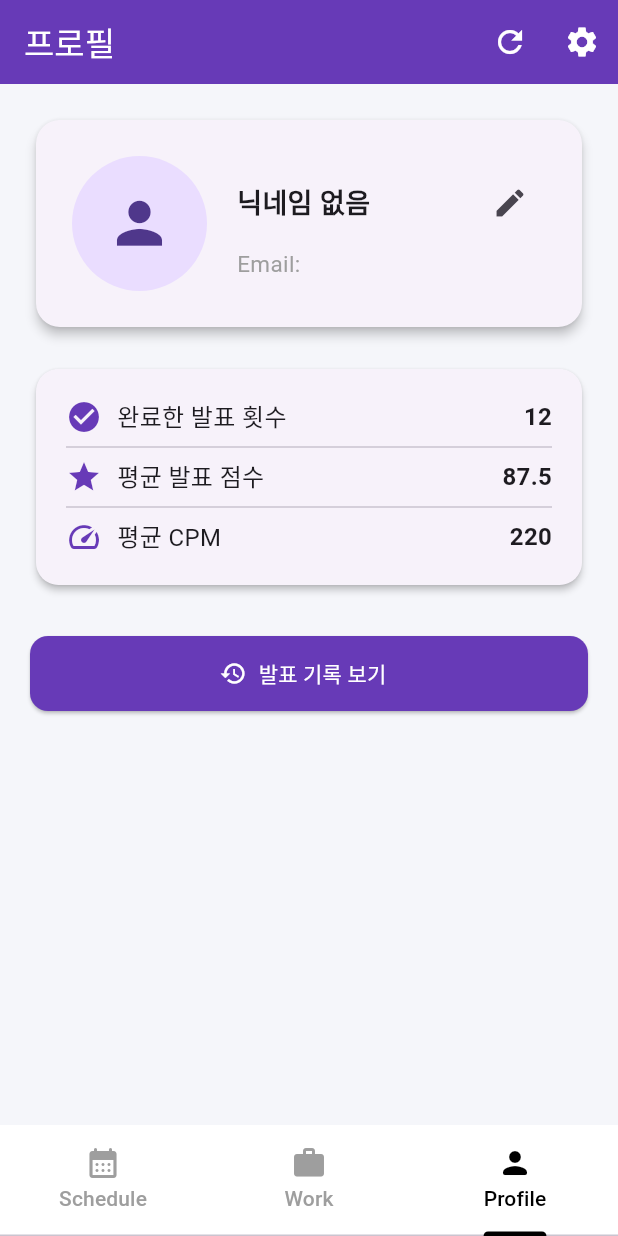
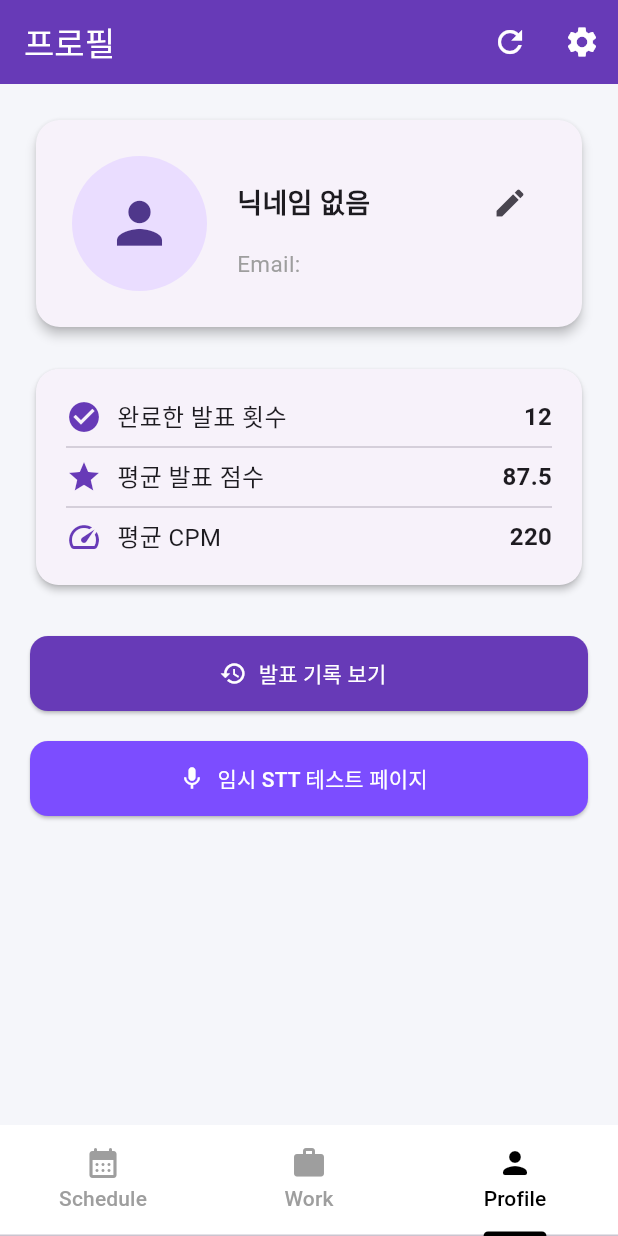
Before and after one commit to IngyoKim/TalkPilot, a Flutter app: the screen it shows once a user with an empty profile is signed in, item 3 of the bottom bar chosen, on a phone screen of 412 x 824 dp. Run offline on Flutter 3.47's test engine with Material 3 defaults, Android fonts, the phone set to English and light mode, and no system bars; our stand-ins replace firebase_auth, firebase_core, flutter_dotenv, google_sign_in, shared_preferences; missing offline and left inert: kakao_flutter_sdk_common, kakao_flutter_sdk_user; accounts and stored records are empty; generated files the repository leaves out were written again.

Commit message:
feat: STT 설정 및 임시 STT 테스트 페이지 이동 버튼 제작 - pubspec.yaml에 STT 의존성 추가 - AndroidManifest.xml에 마이크 권한 요청 추가 - profile_page 하단에 임시 STT 테스트 페이지 이동 버튼 제작 - 임시 STT 테스트 페이지 틀 제작

```diff
--- a/app/lib/src/pages/profile_page/profile_page.dart
+++ b/app/lib/src/pages/profile_page/profile_page.dart
@@ -5,6 +5,8 @@ import 'package:talk_pilot/src/pages/profile_page/widgets/stats_card.dart';
 import 'package:talk_pilot/src/pages/profile_page/widgets/profile_drawer.dart';
 import 'package:talk_pilot/src/provider/login_provider.dart';
 import 'package:firebase_auth/firebase_auth.dart';
+
+import 'package:talk_pilot/src/pages/profile_page/stt_test_page.dart';
 
 class ProfilePage extends StatefulWidget {
   const ProfilePage({super.key});
@@ -114,6 +116,27 @@ class _ProfilePageState extends State<ProfilePage> {
                 ),
               ),
             ),
+            const SizedBox(height: 20),
+            ElevatedButton.icon(
+              onPressed: () {
+                Navigator.push(
+                  context,
+                  MaterialPageRoute(builder: (context) => SttTestPage()),
+                );
+              },
+              icon: const Icon(Icons.mic, color: Colors.white),
+              label: const Text(
+                '임시 STT 테스트 페이지',
+                style: TextStyle(color: Colors.white),
+              ),
+              style: ElevatedButton.styleFrom(
+                backgroundColor: Colors.deepPurpleAccent,
+                minimumSize: const Size.fromHeight(50),
+                shape: RoundedRectangleBorder(
+                  borderRadius: BorderRadius.circular(12),
+                ),
+              ),
+            ),
           ],
         ),
       ),
--- a/app/pubspec.yaml
+++ b/app/pubspec.yaml
@@ -44,6 +44,7 @@ dependencies:
   intl: ^0.20.2
   shared_preferences: ^2.5.3
   provider: ^6.1.4
+  speech_to_text: ^7.0.0
 
 dev_dependencies:
   flutter_test:
```
Also changed, not shown: app/lib/src/pages/profile_page/stt_test_page.dart (added, +26 -0 lines), app/pubspec.lock, 1 other file.
